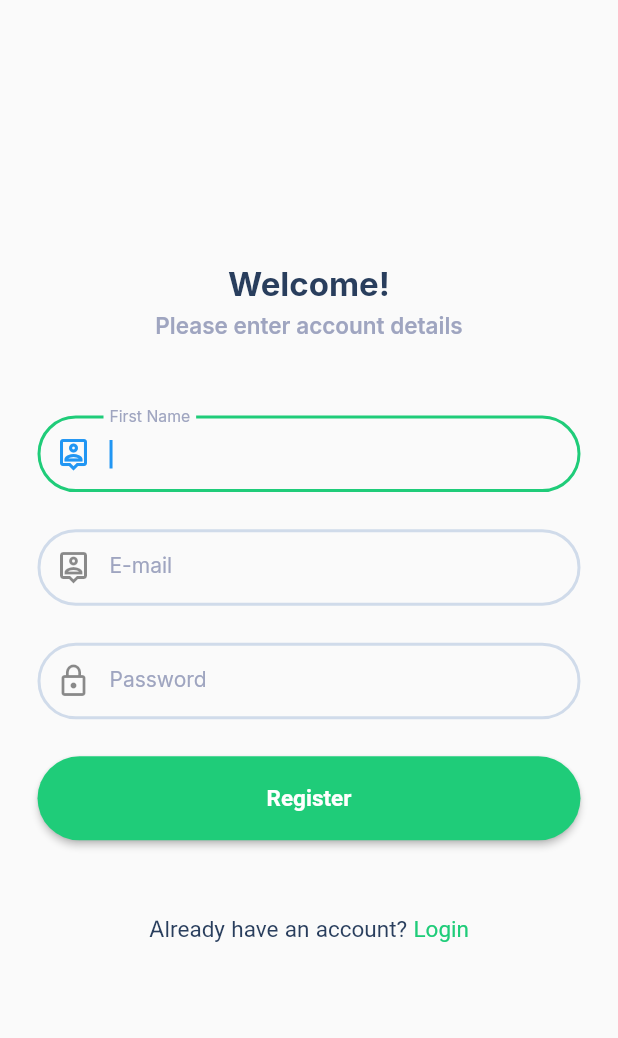
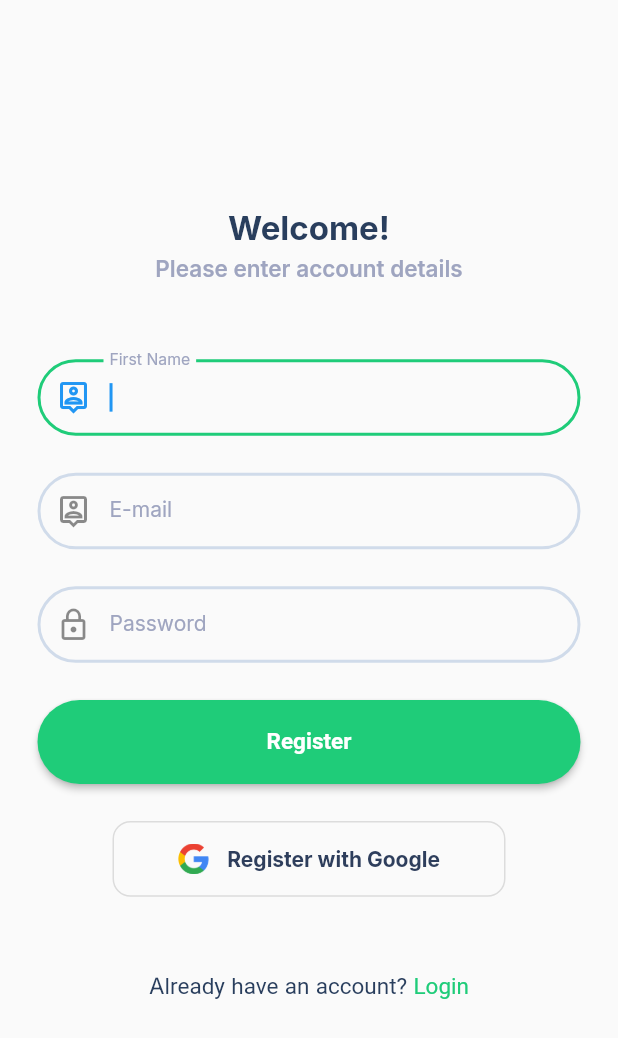
Before and after one commit to sandra-ntsoele/e-gordon, a Flutter app: the screen it shows after launch, after a tap on "Start cooking", on a phone screen of 412 x 824 dp. Shown: the top 1038 px of the screen. Run offline on Flutter 3.47's test engine with Material 2 defaults, Android fonts, the phone set to English and light mode, and no system bars; our stand-ins replace cloud_firestore, email_validator, file_picker, firebase_auth, firebase_core, google_fonts and 1 more; accounts and stored records are empty.

Commit message:
feat: setup sign in with google logic

```diff
--- a/lib/main.dart
+++ b/lib/main.dart
@@ -1,4 +1,5 @@
 import 'package:e_gordon/view/constants.dart';
+import 'package:e_gordon/view/explore_page/explore_page.dart';
 import 'package:e_gordon/view/profile/profile.dart';
 import 'package:e_gordon/view/registration/registration_screen.dart';
 import 'package:e_gordon/view/settings/settings.dart';
@@ -34,11 +35,9 @@ class _MyAppState extends State<MyApp> {
       routes: {
         "/": (context) => SplashScreen(),
         "/register": (context) => const RegistrationScreen(),
+        "/registration-verification": (context) => VerifyEmail(),
         "/login": (context) => const SignIn(),
-        "/registration-verification": (context) => VerifyEmail(),
-        "/profile": (context) => const MyProfile(),
-        "/settings": (context) => const Settings(),
-        "/to-buy": (context) => const ToBuy(),
+        "/explore": (context) => const ExplorePage(),
       },
       initialRoute: "/",
       // home: Scaffold(
--- a/lib/services/auth_service.dart
+++ b/lib/services/auth_service.dart
@@ -1,5 +1,6 @@
 import 'package:email_validator/email_validator.dart';
 import 'package:firebase_auth/firebase_auth.dart';
+import 'package:google_sign_in/google_sign_in.dart';
 
 class AuthService {
   final _auth = FirebaseAuth.instance;
@@ -18,7 +19,6 @@ class AuthService {
     return null;
   }
 
-  // Creating a user with email and password
   Future<String> createAccount(String email, String password) async {
     try {
       await _auth.createUserWithEmailAndPassword(
@@ -34,7 +34,7 @@ class AuthService {
     }
   }
 
-  Future<String> signIn(String email, String password) async {
+  Future<String> signInWithEmail(String email, String password) async {
     try {
       await _auth.signInWithEmailAndPassword(
         email: email.trim(),
@@ -60,4 +60,25 @@ class AuthService {
       rethrow;
     }
   }
+
+  Future<UserCredential> signInWithGoogle() async {
+    try {
+      // Trigger auth flow
+      final GoogleSignInAccount? user = await GoogleSignIn().signIn();
+
+      // Get auth details
+      final GoogleSignInAuthentication? googleAuth = await user?.authentication;
+
+      // Create a credential
+      final OAuthCredential credential = GoogleAuthProvider.credential(
+        accessToken: googleAuth?.accessToken,
+        idToken: googleAuth?.idToken,
+      );
+
+      // Sign in and return the UserCredential
+      return await _auth.signInWithCredential(credential);
+    } catch (e) {
+      rethrow;
+    }
+  }
 }
--- a/lib/view/registration/components/registration_form.dart
+++ b/lib/view/registration/components/registration_form.dart
@@ -3,7 +3,10 @@ import 'package:e_gordon/view/components/email_text_field.dart';
 import 'package:e_gordon/view/components/password_field.dart';
 import 'package:e_gordon/view/components/rounded_button.dart';
 import 'package:e_gordon/view/components/rounded_textform_field.dart';
+import 'package:e_gordon/view/registration/components/social_sign_in_button.dart';
 import 'package:e_gordon/view/sign_in/components/custom_alert.dart';
+import 'package:e_gordon/view/styles.dart';
+import 'package:firebase_auth/firebase_auth.dart';
 import 'package:flutter/material.dart';
 
 class RegistrationForm extends StatefulWidget {
@@ -14,8 +17,6 @@ class RegistrationForm extends StatefulWidget {
 }
 
 class _RegistrationFormState extends State<RegistrationForm> {
-  // Create a global key that uniquely identifies the Form widget
-  // and allows validation of the form.
   final _formKey = GlobalKey<FormState>();
 
   final TextEditingController firstNameController = TextEditingController();
@@ -85,7 +86,7 @@ class _RegistrationFormState extends State<RegistrationForm> {
             ),
             // [END Password TextField]
             SizedBox(height: size.height * 0.03),
-            // [START Submit Button]
+            // [START Register Button]
             RoundedButton(
               text: _isLoading ? "Loading..." : "Register",
               onPressed: _isLoading
@@ -118,8 +119,15 @@ class _RegistrationFormState extends State<RegistrationForm> {
                         }
                       }
                     },
-            )
-            // [END Submit Button]
+            ),
+            // [END Register Button]
+            SizedBox(height: size.height * 0.03),
+            // [START Reg with Google Button]
+            SocialSignInBtn(
+              onPressed: () {},
+              btnLabel: "Register with Google",
+              providerLogo: "google_logo.png",
+            ),
           ],
         ),
       ),
--- /dev/null
+++ b/lib/view/registration/components/social_sign_in_button.dart
@@ -0,0 +1,59 @@
+import 'package:e_gordon/view/styles.dart';
+import 'package:flutter/material.dart';
+
+class SocialSignInBtn extends StatelessWidget {
+  final Function onPressed;
+  final String providerLogo;
+  final String btnLabel;
+
+  const SocialSignInBtn({
+    Key? key,
+    required this.onPressed,
+    required this.btnLabel,
+    required this.providerLogo,
+  }) : super(key: key);
+
+  @override
+  Widget build(BuildContext context) {
+    Size size = MediaQuery.of(context).size;
+
+    return Padding(
+      padding: const EdgeInsets.symmetric(
+        horizontal: 50,
+        vertical: 0,
+      ),
+      child: OutlinedButton(
+        child: Padding(
+          padding: const EdgeInsets.all(15.0),
+          child: Row(
+            mainAxisAlignment: MainAxisAlignment.center,
+            children: [
+              Image.asset(
+                "assets/images/$providerLogo",
+                scale: 50,
+              ),
+              SizedBox(
+                width: size.width * 0.03,
+              ),
+              Text(
+                btnLabel,
+                style: const TextStyle(
+                  fontWeight: FontWeight.bold,
+                ),
+              ),
+            ],
+          ),
+        ),
+        // [START Btn decoration]
+        style: OutlinedButton.styleFrom(
+          primary: ColourStyles.mainText,
+          shape:
+              RoundedRectangleBorder(borderRadius: BorderRadius.circular(12)),
+        ),
+        // [END Btn decoration]
+        onPressed: () async => onPressed,
+      ),
+      // [END Reg with Google Button]
+    );
+  }
+}
--- a/lib/view/registration/registration_screen.dart
+++ b/lib/view/registration/registration_screen.dart
@@ -24,7 +24,6 @@ class _RegistrationScreenState extends State<RegistrationScreen> {
               mainAxisAlignment: MainAxisAlignment.center,
               children: const [
                 ScreenHeader(),
-                // passwordRules(),
                 RegistrationForm(),
                 LoginSpan(),
               ],
```
Also changed, not shown: assets/images/google_logo.png (added).
